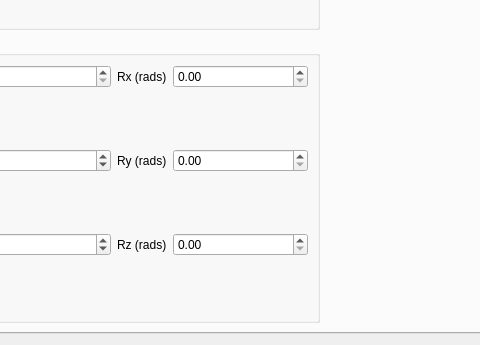
Above: components/inversekinematicsTesterComp/src/guiDlg.ui from robocomp/robocomp-shelly before the change; both pictures show x 115 to 595 and y 761 to 1106 of the 875 by 1106 pixel window. Below: the same form after it.
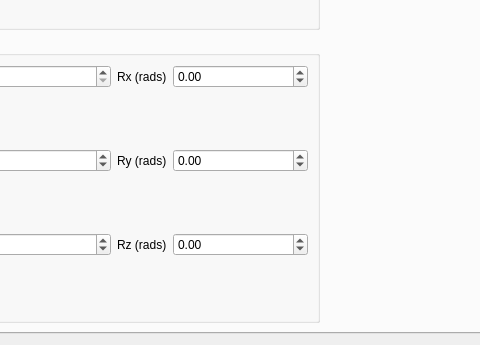
That is the form after the change. The open tabs and pages were chosen to show the change.

```diff
--- a/components/inversekinematicsTesterComp/src/guiDlg.ui
+++ b/components/inversekinematicsTesterComp/src/guiDlg.ui
@@ -962,7 +962,17 @@
                    </widget>
                   </item>
                   <item row="0" column="1">
-                   <widget class="QDoubleSpinBox" name="axisAlignRXSB"/>
+                   <widget class="QDoubleSpinBox" name="axisAlignRXSB">
+                    <property name="minimum">
+                     <double>-4.000000000000000</double>
+                    </property>
+                    <property name="maximum">
+                     <double>4.000000000000000</double>
+                    </property>
+                    <property name="singleStep">
+                     <double>0.100000000000000</double>
+                    </property>
+                   </widget>
                   </item>
                  </layout>
                 </item>
@@ -976,7 +986,17 @@
                    </widget>
                   </item>
                   <item row="0" column="1">
-                   <widget class="QDoubleSpinBox" name="axisAlignRYSB"/>
+                   <widget class="QDoubleSpinBox" name="axisAlignRYSB">
+                    <property name="minimum">
+                     <double>-4.000000000000000</double>
+                    </property>
+                    <property name="maximum">
+                     <double>4.000000000000000</double>
+                    </property>
+                    <property name="singleStep">
+                     <double>0.100000000000000</double>
+                    </property>
+                   </widget>
                   </item>
                  </layout>
                 </item>
@@ -990,7 +1010,17 @@
                    </widget>
                   </item>
                   <item row="0" column="1">
-                   <widget class="QDoubleSpinBox" name="axisAlignRZSB"/>
+                   <widget class="QDoubleSpinBox" name="axisAlignRZSB">
+                    <property name="minimum">
+                     <double>-4.000000000000000</double>
+                    </property>
+                    <property name="maximum">
+                     <double>4.000000000000000</double>
+                    </property>
+                    <property name="singleStep">
+                     <double>0.100000000000000</double>
+                    </property>
+                   </widget>
                   </item>
                  </layout>
                 </item>
```
Left out of the diff: 2 changed lines with no effect on the pictures.
